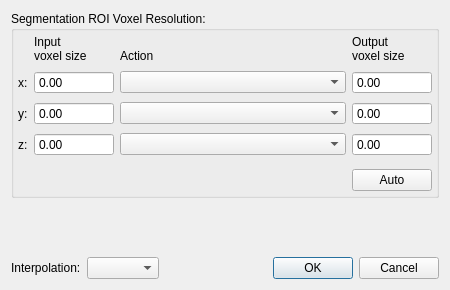
Qt form GUI/Qt/Windows/ResampleDialog.ui (pyushkevich/itksnap) before a commit.
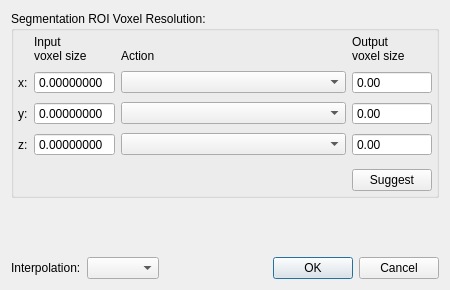
The same form after that commit.

Commit message: Did some work on the resample GUI, and on the 3D rendering support

Patch:
```diff
--- a/GUI/Qt/Windows/ResampleDialog.ui
+++ b/GUI/Qt/Windows/ResampleDialog.ui
@@ -43,6 +43,9 @@
            <property name="buttonSymbols">
             <enum>QAbstractSpinBox::NoButtons</enum>
            </property>
+           <property name="decimals">
+            <number>8</number>
+           </property>
           </widget>
          </item>
          <item row="2" column="2">
@@ -82,6 +85,9 @@
            <property name="buttonSymbols">
             <enum>QAbstractSpinBox::NoButtons</enum>
            </property>
+           <property name="decimals">
+            <number>8</number>
+           </property>
           </widget>
          </item>
          <item row="3" column="3">
@@ -106,6 +112,9 @@
            <property name="buttonSymbols">
             <enum>QAbstractSpinBox::NoButtons</enum>
            </property>
+           <property name="decimals">
+            <number>8</number>
+           </property>
           </widget>
          </item>
          <item row="3" column="2">
@@ -163,7 +172,7 @@
          <item row="5" column="3">
           <widget class="QPushButton" name="btnAuto">
            <property name="text">
-            <string>Auto</string>
+            <string>Suggest</string>
            </property>
           </widget>
          </item>
```
Left out of the diff: 23 changed lines with no effect on the pictures. The commit also changes 29 other files.
